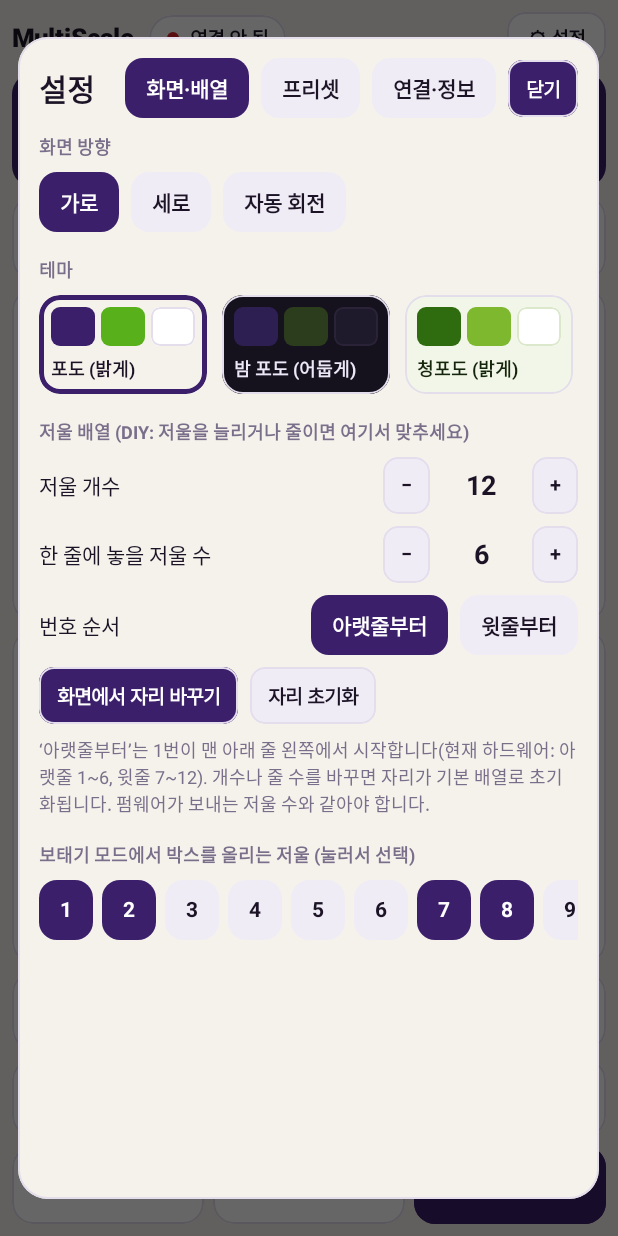
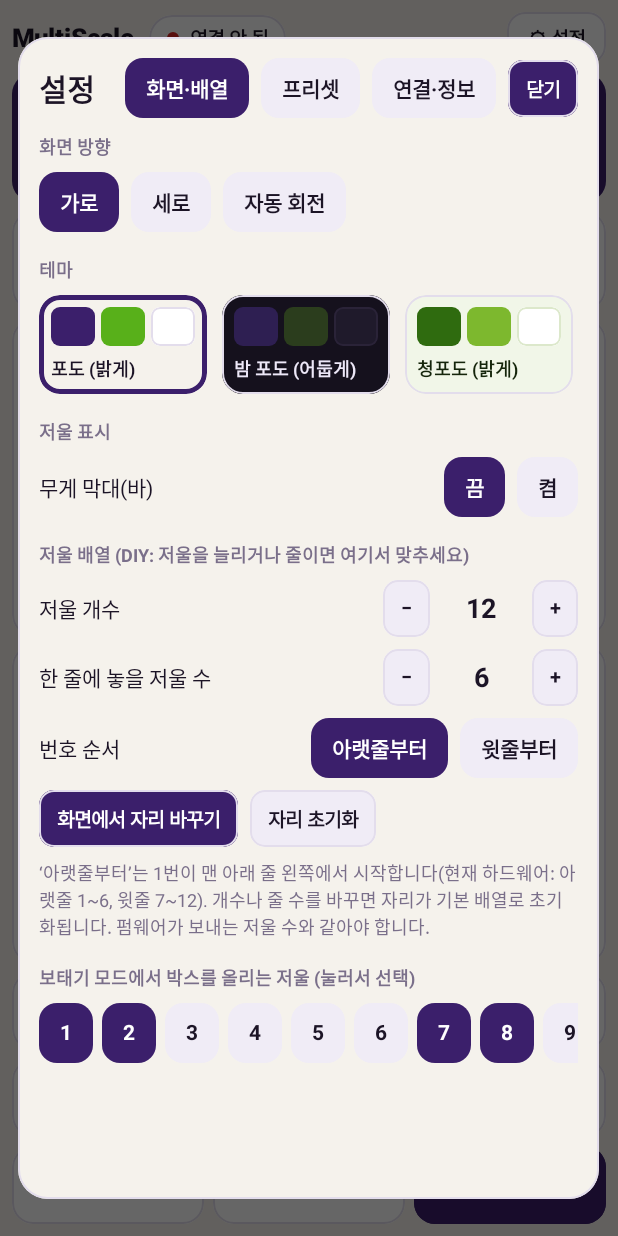
Before and after one commit to kjt7942/MultiScale, an Android app built with Jetpack Compose: the composable MainScreen shown on its own in the app's theme, after a tap on "⚙ 설정", on a phone screen of 412 x 824 dp. Run offline under Robolectric (Android 15) with nearby library versions, the phone set to English and light mode, and no system bars; 2 other taps on this screen came first.

Commit message:
조합무게/합계/조합번호 확대, 숫자 우측정렬, 막대 표시 옵션 (v0.2.1)
Co-Authored-By: Claude Sonnet 5.5 <noreply@anthropic.com>
Claude-Session: https://claude.ai/code/session_012qgEgKEmsE9oAuKK9s2gMQ

```diff
--- a/app/src/main/java/com/kjt7942/multiscale/Layout.kt
+++ b/app/src/main/java/com/kjt7942/multiscale/Layout.kt
@@ -18,7 +18,8 @@ data class LayoutConfig(
     val cells: List<Int> = defaultCells(CHANNELS, 6, true),
     val topup: List<Int> = listOf(0, 1, 6, 7),
     val theme: String = "grape",
-    val orientation: String = "landscape"   // auto | landscape | portrait
+    val orientation: String = "landscape",   // auto | landscape | portrait
+    val showBars: Boolean = false
 ) {
     val rows: Int get() = if (cols <= 0) 1 else (cells.size + cols - 1) / cols
 
@@ -78,6 +79,7 @@ data class LayoutConfig(
         put("topup", JSONArray(topup))
         put("theme", theme)
         put("orientation", orientation)
+        put("show_bars", showBars)
     }
 
     companion object {
@@ -108,7 +110,8 @@ data class LayoutConfig(
                     cells = if (ca == null) emptyList() else List(ca.length()) { ca.optInt(it, -1) },
                     topup = if (ta == null) listOf(0, 1, 6, 7) else List(ta.length()) { ta.optInt(it) },
                     theme = o.optString("theme", "grape"),
-                    orientation = o.optString("orientation", "landscape")
+                    orientation = o.optString("orientation", "landscape"),
+                    showBars = o.optBoolean("show_bars", false)
                 ).normalized()
             } catch (e: Exception) {
                 LayoutConfig()
--- a/app/src/main/java/com/kjt7942/multiscale/MainScreen.kt
+++ b/app/src/main/java/com/kjt7942/multiscale/MainScreen.kt
@@ -61,13 +61,13 @@ private class Dim(val compact: Boolean) {
     val pad: Dp = if (compact) 8.dp else 16.dp
     val gap: Dp = if (compact) 6.dp else 12.dp
     val radius: Dp = if (compact) 14.dp else 22.dp
-    val heroValue = if (compact) 30.sp else 52.sp
-    val kpiValue = if (compact) 20.sp else 36.sp
+    val heroValue = if (compact) 46.sp else 80.sp
+    val kpiValue = if (compact) 28.sp else 52.sp
     val kpiLabel = if (compact) 11.sp else 13.sp
     val title = if (compact) 17.sp else 22.sp
     val stepValue = if (compact) 18.sp else 26.sp
     val bottomH: Dp = if (compact) 52.dp else 80.dp
-    val kpiH: Dp = if (compact) 64.dp else 112.dp
+    val kpiH: Dp = if (compact) 74.dp else 132.dp
 }
 
 @Composable
@@ -258,12 +258,14 @@ private fun HeroCard(ui: UiState, p: Palette, d: Dim, modifier: Modifier, onClic
             )
             val nums = ui.roles.withIndex().filter { it.value == Role.COMBO }.map { it.index + 1 }
             if (nums.isNotEmpty()) {
-                Row(horizontalArrangement = Arrangement.spacedBy(4.dp)) {
+                Row(horizontalArrangement = Arrangement.spacedBy(if (d.compact) 4.dp else 8.dp)) {
                     for (n in nums.take(7)) {
-                        Text("${n}번", color = p.heroText, fontSize = if (d.compact) 11.sp else 13.sp, fontWeight = FontWeight.Bold,
-                            modifier = Modifier.clip(RoundedCornerShape(8.dp)).background(p.heroSub.copy(alpha = 0.25f)).padding(horizontal = 7.dp, vertical = 2.dp))
+                        Text("$n", color = p.onAccent, fontSize = if (d.compact) 20.sp else 34.sp, fontWeight = FontWeight.ExtraBold,
+                            textAlign = TextAlign.Center,
+                            modifier = Modifier.clip(RoundedCornerShape(if (d.compact) 8.dp else 12.dp)).background(p.accent)
+                                .widthIn(min = if (d.compact) 28.dp else 48.dp).padding(horizontal = 6.dp, vertical = if (d.compact) 1.dp else 3.dp))
                     }
-                    if (nums.size > 7) Text("+${nums.size - 7}", color = p.heroSub, fontSize = 12.sp)
+                    if (nums.size > 7) Text("+${nums.size - 7}", color = p.heroSub, fontSize = 14.sp)
                 }
             }
         }
@@ -278,7 +280,7 @@ private fun KpiCard(label: String, value: String, unit: String, p: Palette, d: D
         verticalArrangement = Arrangement.Center
     ) {
         Text(label, color = p.sub, fontSize = d.kpiLabel, maxLines = 1)
-        Row(verticalAlignment = Alignment.Bottom) {
+        Row(Modifier.fillMaxWidth(), verticalAlignment = Alignment.Bottom, horizontalArrangement = Arrangement.End) {
             Text(value, color = p.text, fontSize = d.kpiValue, fontWeight = FontWeight.Bold, maxLines = 1)
             if (unit.isNotEmpty()) Text(" $unit", color = p.sub, fontSize = d.kpiLabel, modifier = Modifier.padding(bottom = 4.dp), maxLines = 1)
         }
@@ -303,7 +305,7 @@ private fun TrayGrid(
                     val cellMod = Modifier.weight(1f).fillMaxHeight()
                     if (tray in ui.weights.indices) {
                         TrayTile(
-                            tray, ui.weights[tray], ui.roles[tray], p, d, selected = edit && picked == cell, edit = edit,
+                            tray, ui.weights[tray], ui.roles[tray], p, d, selected = edit && picked == cell, edit = edit, showBars = ui.layout.showBars,
                             modifier = cellMod
                         ) { if (edit) onPick(cell) else vm.onTrayClick(tray) }
                     } else if (edit) {
@@ -324,7 +326,7 @@ private fun TrayGrid(
 
 @Composable
 private fun TrayTile(
-    tray: Int, weight: Int, role: Role, p: Palette, d: Dim, selected: Boolean, edit: Boolean,
+    tray: Int, weight: Int, role: Role, p: Palette, d: Dim, selected: Boolean, edit: Boolean, showBars: Boolean,
     modifier: Modifier, onClick: () -> Unit
 ) {
     val bg = when (role) {
@@ -351,14 +353,18 @@ private fun TrayTile(
     BoxWithConstraints(
         modifier.clip(shape).background(bg).border(if (selected) 3.dp else 1.dp, borderColor, shape).clickable { onClick() }
     ) {
-        val big = minOf(maxWidth.value * 0.27f, maxHeight.value * 0.36f).coerceIn(13f, 46f)
+        val big = minOf(maxWidth.value * 0.3f, maxHeight.value * (if (showBars) 0.38f else 0.5f)).coerceIn(14f, 64f)
         val small = (maxWidth.value * 0.12f).coerceIn(10f, 14f)
         val inner = if (d.compact) 8.dp else 14.dp
         val showTag = maxWidth > 70.dp
         val showUnit = maxWidth > 95.dp
         Column(Modifier.fillMaxSize().padding(inner), verticalArrangement = Arrangement.SpaceBetween) {
             Row(Modifier.fillMaxWidth(), horizontalArrangement = Arrangement.SpaceBetween) {
-                Text("${tray + 1}번", color = subFg, fontSize = small.sp, fontWeight = FontWeight.Bold, maxLines = 1)
+                Text(
+                    "${tray + 1}번", color = if (role == Role.COMBO) fg else subFg,
+                    fontSize = (if (role == Role.COMBO) small * 1.6f else small).sp,
+                    fontWeight = if (role == Role.COMBO) FontWeight.ExtraBold else FontWeight.Bold, maxLines = 1
+                )
                 val tag = when (role) {
                     Role.COMBO -> "조합"
                     Role.TOPUP -> "보태기"
@@ -366,7 +372,7 @@ private fun TrayTile(
                 }
                 if (tag.isNotEmpty() && showTag) Text(tag, color = subFg, fontSize = small.sp, maxLines = 1)
             }
-            Row(verticalAlignment = Alignment.Bottom) {
+            Row(Modifier.fillMaxWidth(), verticalAlignment = Alignment.Bottom, horizontalArrangement = Arrangement.End) {
                 val text = if (weight > 0) fmt(weight) else if (weight == -1) "ERR" else "0"
                 val color = when {
                     weight == -1 -> if (role == Role.NONE) p.err else fg
@@ -377,7 +383,7 @@ private fun TrayTile(
                 if (weight >= 0 && showUnit) Text(" g", color = subFg, fontSize = small.sp, modifier = Modifier.padding(bottom = 3.dp))
             }
             val frac = if (weight > 0) (weight / 1000f).coerceIn(0f, 1f) else 0f
-            Box(
+            if (showBars) Box(
                 Modifier.fillMaxWidth().height(if (d.compact) 4.dp else 7.dp).clip(RoundedCornerShape(99.dp))
                     .background(if (role == Role.COMBO) Color.White.copy(alpha = 0.3f) else p.track)
             ) {
@@ -595,6 +601,13 @@ private fun LayoutTab(vm: SorterViewModel, ui: UiState, p: Palette, onEditCells:
                 }
             }
         }
+        Section("저울 표시", p) {
+            Row(horizontalArrangement = Arrangement.spacedBy(8.dp), verticalAlignment = Alignment.CenterVertically) {
+                Text("무게 막대(바)", color = p.text, fontSize = 14.sp, modifier = Modifier.weight(1f))
+                Choice("끔", !lay.showBars, p) { vm.setShowBars(false) }
+                Choice("켬", lay.showBars, p) { vm.setShowBars(true) }
+            }
+        }
         Section("저울 배열 (DIY: 저울을 늘리거나 줄이면 여기서 맞추세요)", p) {
             NumRow("저울 개수", "${lay.channels}", p,
                 onMinus = { vm.setChannels(lay.channels - 1) }, onPlus = { vm.setChannels(lay.channels + 1) })
--- a/app/src/main/java/com/kjt7942/multiscale/SorterViewModel.kt
+++ b/app/src/main/java/com/kjt7942/multiscale/SorterViewModel.kt
@@ -435,6 +435,7 @@ class SorterViewModel(app: Application) : AndroidViewModel(app), BluetoothLink.L
     fun swapCells(a: Int, b: Int) = applyLayout(layout.swap(a, b))
     fun toggleTopupTray(tray: Int) = applyLayout(layout.toggleTopup(tray))
     fun setTheme(id: String) = applyLayout(layout.copy(theme = id))
+    fun setShowBars(b: Boolean) = applyLayout(layout.copy(showBars = b))
     fun setOrientation(o: String) = applyLayout(layout.copy(orientation = o))
     fun applyDetectedChannels() {
         val n = ui.detectedChannels ?: return
```
Also changed, not shown: 1 other file.
